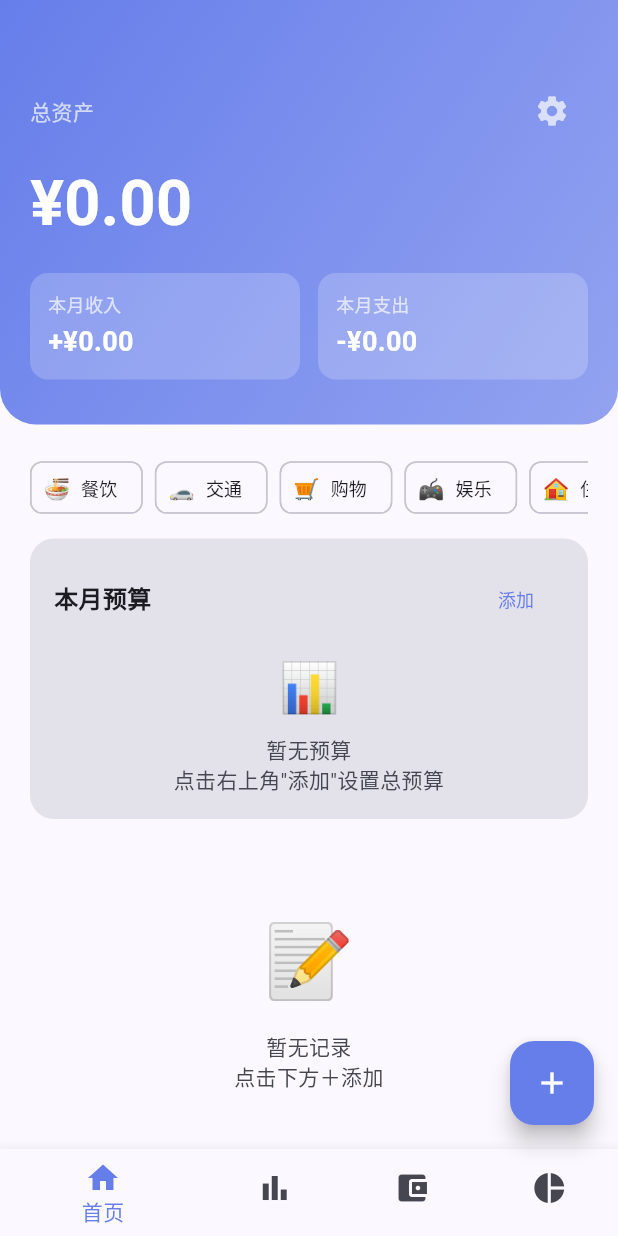
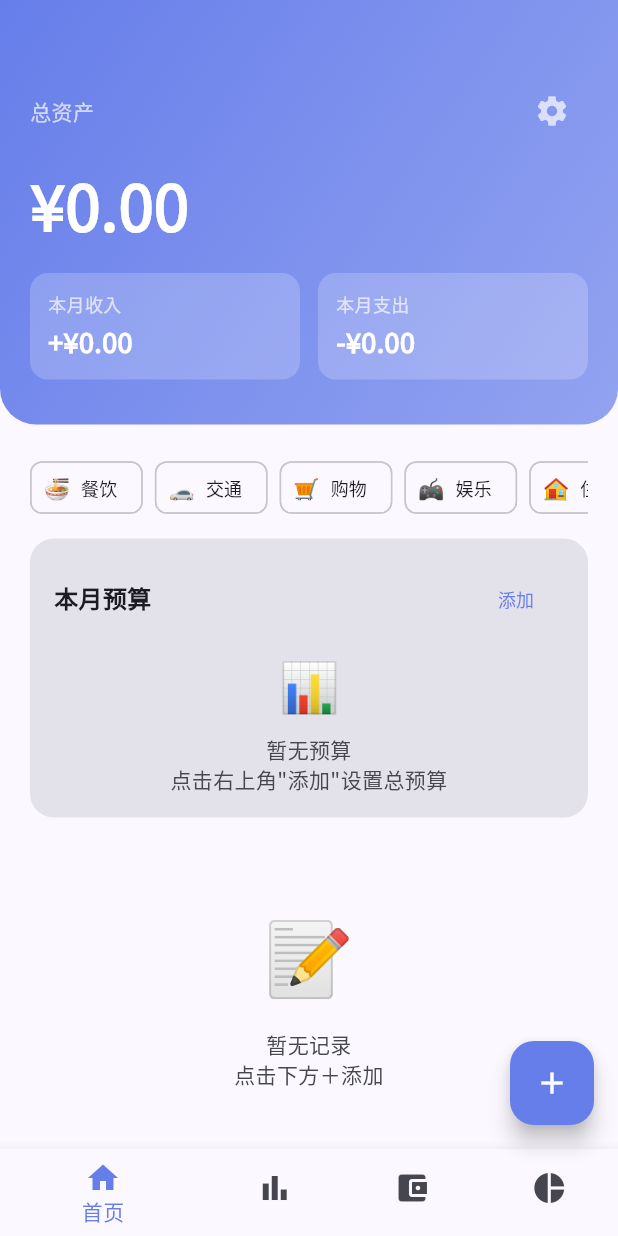
Before and after one commit to shouyangliu/wallet, a Flutter app: the screen it shows after launch, on a phone screen of 412 x 824 dp. Run offline on Flutter 3.47's test engine with Material 3 defaults, Android fonts, the phone set to English and light mode, and no system bars; our stand-ins replace fl_chart, shared_preferences.

Commit message:
添加中文字体支持，修复文字和emoji显示问题

```diff
--- a/lib/main.dart
+++ b/lib/main.dart
@@ -74,11 +74,13 @@
         colorScheme: _buildScheme(seed, Brightness.light),
         useMaterial3: true,
         brightness: Brightness.light,
+        fontFamily: 'Noto Sans SC',
       ),
       darkTheme: ThemeData(
         colorScheme: _buildScheme(seed, Brightness.dark),
         useMaterial3: true,
         brightness: Brightness.dark,
+        fontFamily: 'Noto Sans SC',
       ),
       themeMode: darkModeNotifier.value ? ThemeMode.dark : ThemeMode.light,
       home: const HomePage(),
--- a/pubspec.yaml
+++ b/pubspec.yaml
@@ -21,3 +21,9 @@
 
 flutter:
   uses-material-design: true
+  fonts:
+    - family: Noto Sans SC
+      fonts:
+        - asset: assets/fonts/NotoSansSC-Regular.ttf
+        - asset: assets/fonts/NotoSansSC-Bold.ttf
+          weight: 700
```
